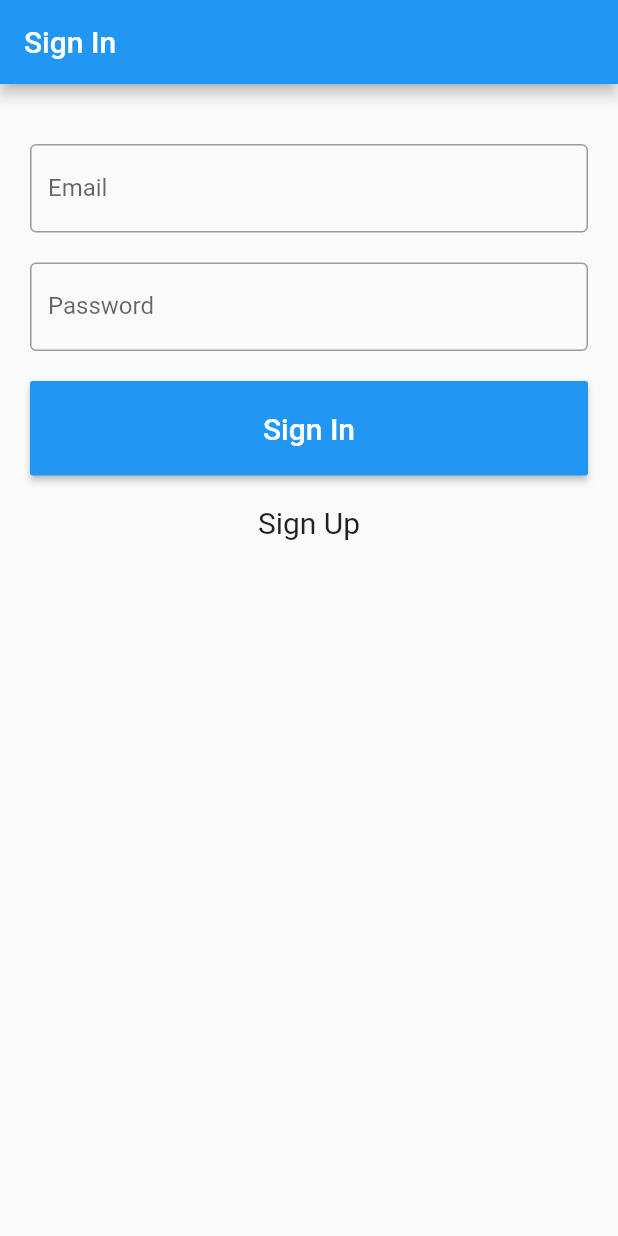
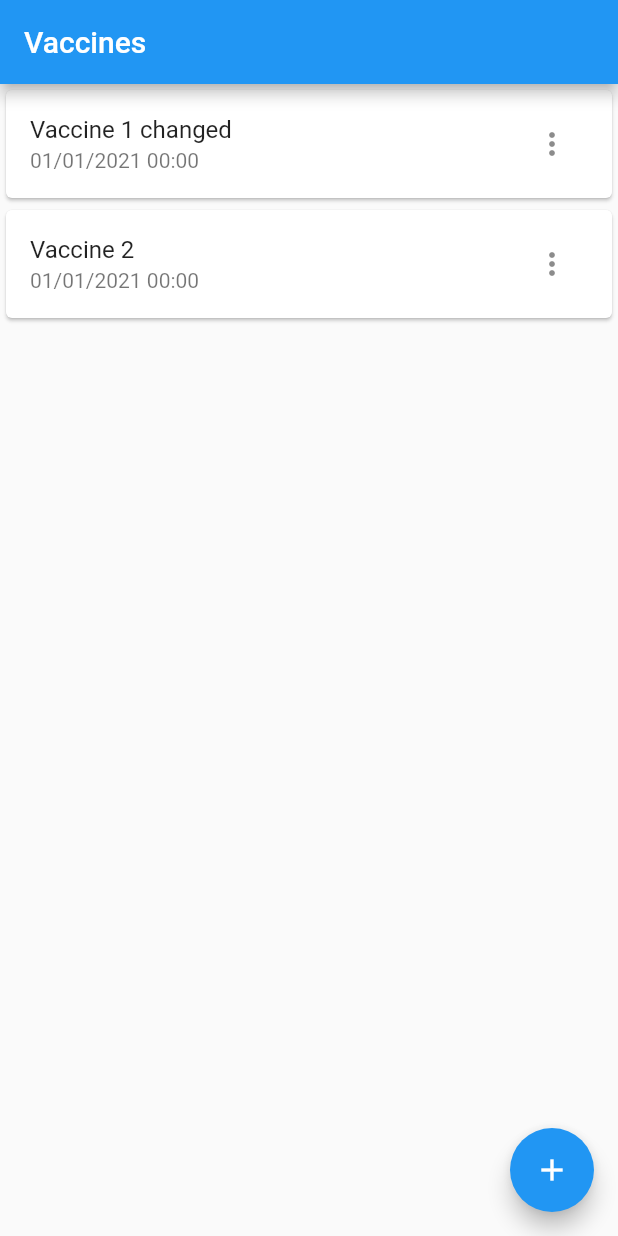
Before and after one commit to NatanaelHZ/vaccinations-booklet-mobile, a Flutter app: the screen it shows after launch, on a phone screen of 412 x 824 dp. Run offline on Flutter 3.47's test engine with Material 2 defaults, Android fonts, the phone set to English and light mode, and no system bars; our stand-ins replace sqflite; accounts and stored records are empty.

Commit message:
#1_vaccines - Listing vaccines from database;

```diff
--- a/lib/components/SignIn.dart
+++ b/lib/components/SignIn.dart
@@ -1,5 +1,6 @@
 import 'package:flutter/material.dart';
 import './SignUp.dart';
+import '../utils/I18n.dart';
 
 class SignInForm extends StatefulWidget {
   @override
@@ -12,37 +13,13 @@ class _SignInFormState extends State<SignInForm> {
 
   String _email = '';
   String _password = '';
-
   String language = 'en';
-  var translations = {
-    "en": {
-      "invalid_field": "Invalid field",
-      "sign_up": "Sign Up",
-      "sign_in": "Sign In",
-      "email": "Email",
-      "password": "Password",
-    },
-    "es": {
-      "invalid_field": "Campo inválido",
-      "sign_up": "Catastrar-se",
-      "sign_in": "Iniciar sesión",
-      "email": "Correo",
-      "password": "Contraseña",
-    },
-    "pt": {
-      "invalid_field": "Campo inválido",
-      "sign_up": "Cadastrar-se",
-      "sign_in": "Logar",
-      "email": "Email",
-      "password": "Senha",
-    },
-  };
 
   @override
   Widget build(BuildContext context) {
     return Scaffold(
       appBar: AppBar(
-        title: Text(translations[language]['sign_in']),
+        title: Text(I18n.translations[language]['sign_in']),
       ),
       body: Form(
       key: _formKey,
@@ -57,10 +34,10 @@ class _SignInFormState extends State<SignInForm> {
     List<Widget> formWidget = [];
 
     String validateEmail(String value) {
-      if (value.isEmpty) return translations[language]['invalid_field'];
+      if (value.isEmpty) return I18n.translations[language]['invalid_field'];
       Pattern pattern = r'^(([^<>()[\]\\.,;:\s@\"]+(\.[^<>()[\]\\.,;:\s@\"]+)*)|(\".+\"))@((\[[0-9]{1,3}\.[0-9]{1,3}\.[0-9]{1,3}\.[0-9]{1,3}\])|(([a-zA-Z\-0-9]+\.)+[a-zA-Z]{2,}))$';
       RegExp regex = new RegExp(pattern);
-      if (!regex.hasMatch(value)) return translations[language]['invalid_field'];
+      if (!regex.hasMatch(value)) return I18n.translations[language]['invalid_field'];
       else return null;
     }
 
@@ -76,7 +53,7 @@ class _SignInFormState extends State<SignInForm> {
     formWidget.add(new TextFormField(
       decoration: InputDecoration(
         border: OutlineInputBorder(),
-        labelText: translations[language]['email'],
+        labelText: I18n.translations[language]['email'],
       ),
       keyboardType: TextInputType.emailAddress,
       validator: validateEmail,
@@ -95,11 +72,11 @@ class _SignInFormState extends State<SignInForm> {
         obscureText: true,
         decoration: InputDecoration(
           border: OutlineInputBorder(),
-          labelText: translations[language]['password']
+          labelText: I18n.translations[language]['password']
         ),
         validator: (value) {
           if (value.isEmpty)
-            return translations[language]['invalid_field'];
+            return I18n.translations[language]['invalid_field'];
           else if (value.length < 8)
             return 'Password should be more than 8 characters';
           else
@@ -113,7 +90,7 @@ class _SignInFormState extends State<SignInForm> {
       padding: EdgeInsets.all(20),
       color: Colors.blue,
       textColor: Colors.white,
-      child: new Text(translations[language]['sign_in'], style: TextStyle(fontSize: 20),),
+      child: new Text(I18n.translations[language]['sign_in'], style: TextStyle(fontSize: 20),),
       onPressed: onPressedSubmit
     ));
 
@@ -127,7 +104,7 @@ class _SignInFormState extends State<SignInForm> {
             MaterialPageRoute(builder: (context) => SignUpForm()),
           );
         },
-        child: Center(child: Text(translations[language]['sign_up'], style: TextStyle(fontSize: 20)))
+        child: Center(child: Text(I18n.translations[language]['sign_up'], style: TextStyle(fontSize: 20)))
       ));
 
     return formWidget;
--- /dev/null
+++ b/lib/components/Vaccines.dart
@@ -0,0 +1,90 @@
+import 'package:flutter/widgets.dart';
+import '../providers/Vaccine.dart';
+import '../models/Vaccine.dart';
+import 'package:flutter/material.dart';
+import '../utils/I18n.dart';
+
+class Vaccines extends StatefulWidget {
+  @override
+  _VaccinesState createState() => new _VaccinesState();
+}
+
+class _VaccinesState extends State<Vaccines> {
+  VaccineDbProvider db = VaccineDbProvider();
+  String language = 'en';
+  List<dynamic> _vaccines = [];
+
+  @override
+  void initState() {
+    this.fetchVaccines();
+    super.initState();
+  }
+
+  void fetchVaccines() async {
+  WidgetsFlutterBinding.ensureInitialized();
+  VaccineDbProvider db = VaccineDbProvider();
+
+  await db.addItem(
+    Vaccine(
+      id: 1,
+      title: 'Vaccine 1',
+      // scheduledAt: new DateTime(2021),
+    )
+  );
+
+  await db.addItem(
+    Vaccine(
+      id: 2,
+      title: 'Vaccine 2',
+      // scheduledAt: new DateTime(2021),
+    )
+  );
+
+  await db.updateVaccine(1, Vaccine(
+    id: 1,
+    title: 'Vaccine 1 changed',
+    // scheduledAt: vaccine.scheduledAt,
+  ));
+  // await db.deleteVaccine(vaccine.id);
+
+  final registers = await db.fetchVaccines();
+  this.setState(() {
+    _vaccines = registers;
+  });
+}
+
+  @override
+  Widget build(BuildContext context) {
+    // print('VACCINES $_vaccines');
+    return Scaffold(
+      appBar: AppBar(
+        title: Text(I18n.translations[language]['vaccines']),
+      ),
+      body: Container(
+        child: ListView.separated(
+          separatorBuilder: (BuildContext context, int index) => SizedBox(height: 0),
+          shrinkWrap: true,
+          itemCount: null == _vaccines ? 0 : _vaccines.length,
+          itemBuilder: (context, index) {
+            return Card(
+              child: ListTile(
+                title: Text(_vaccines[index].title),
+                // subtitle: Text(_vaccines[index].scheduledAt),
+                subtitle: Text('01/01/2021 00:00'),
+                trailing: IconButton(
+                  icon: Icon(Icons.more_vert),
+                  onPressed: (){},
+                ),
+              ),
+            );
+          }
+        )
+      ),
+      floatingActionButton: FloatingActionButton(
+        child: Icon(Icons.add),
+        onPressed: (){},
+      )
+    );
+  }
+
+}
--- a/lib/main.dart
+++ b/lib/main.dart
@@ -1,30 +1,19 @@
 import 'package:flutter/material.dart';
-import 'components/SignIn.dart';
+import 'components/Vaccines.dart';
+// import 'components/SignIn.dart';
 
 void main() => runApp(MyApp());
 
 class MyApp extends StatelessWidget {
   @override
   Widget build(BuildContext context) {
-    String language = 'en';
-    var translations = {
-      "en": {
-        "app_name": "Vaccinations",
-      },
-      "es": {
-        "app_name": "Vacinas",
-      },
-      "pt": {
-        "app_name": "Vacinas",
-      },
-    };
-
     return MaterialApp(
       debugShowCheckedModeBanner: false,
       theme: new ThemeData(
         primarySwatch: Colors.blue,
       ),
-      home: SignInForm(),
+      // home: SignInForm(),
+      home: Vaccines(),
     );
   }
 }
--- /dev/null
+++ b/lib/models/Vaccine.dart
@@ -0,0 +1,19 @@
+class Vaccine {
+  final int id;
+  final String title;
+  // final DateTime scheduledAt;
+
+  Vaccine({
+    this.id,
+    this.title,
+    // this.scheduledAt,
+  });
+
+  Map<String,dynamic> toMap(){
+    return <String,dynamic> {
+      "id": id,
+      "title": title,
+      // "scheduledAt": scheduledAt,
+    };
+  }
+}
--- /dev/null
+++ b/lib/providers/Vaccine.dart
@@ -0,0 +1,69 @@
+import 'package:sqflite/sqflite.dart';
+import 'package:path_provider/path_provider.dart';
+import 'package:path/path.dart';
+import '../models/Vaccine.dart';
+import 'dart:io';
+import 'dart:async';
+
+
+class VaccineDbProvider {
+  Future<Database> init() async {
+    Directory directory = await getApplicationDocumentsDirectory();
+    final path = join(directory.path, "vaccines_development.db");
+    return await openDatabase(
+      path,
+      version: 1,
+      onCreate: (Database db, int version) async {
+        await db.execute("""
+          CREATE TABLE vaccines(
+            id INTEGER PRIMARY KEY AUTOINCREMENT,
+            title TEXT,
+            scheduled_at DATETIME)"""
+        );
+      }
+    );
+  }
+
+  Future<int> addItem(Vaccine item) async{ //returns number of items inserted as an integer
+    final db = await init(); //open database
+    return db.insert("vaccines", item.toMap(), //toMap() function from Vaccine
+      conflictAlgorithm: ConflictAlgorithm.ignore, //ignores conflicts due to duplicate entries
+    );
+  }
+
+  Future<List<Vaccine>> fetchVaccines() async{ //returns the memos as a list (array)
+    final db = await init();
+    final maps = await db.query("vaccines"); //query all the rows in a table as an array of maps
+
+    return List.generate(maps.length, (i) { //create a list of memos
+      return Vaccine(
+        id: maps[i]['id'],
+        title: maps[i]['title'],
+        // scheduledAt: maps[i]['scheduled_at'],
+      );
+    });
+  }
+
+  Future<int> deleteVaccine(int id) async{ //returns number of items deleted
+    final db = await init();
+
+    int result = await db.delete(
+      "vaccines", //table name
+      where: "id = ?",
+      whereArgs: [id] // use whereArgs to avoid SQL injection
+    );
+
+    return result;
+  }
+
+  Future<int> updateVaccine(int id, Vaccine item) async{ // returns the number of rows updated
+    final db = await init();
+    int result = await db.update(
+      "vaccines",
+      item.toMap(),
+      where: "id = ?",
+      whereArgs: [id]
+    );
+    return result;
+ }
+}
--- /dev/null
+++ b/lib/utils/I18n.dart
@@ -0,0 +1,28 @@
+class I18n {
+  static const translations = {
+    "en": {
+      "vaccines": "Vaccines",
+      "sign_up": "Sign Up",
+      "sign_in": "Sign In",
+      "email": "Email",
+      "password": "Password",
+      "invalid_field": "Invalid field",
+    },
+    "es": {
+      "vaccines": "Vaccines",
+      "sign_up": "Catastrar-se",
+      "sign_in": "Iniciar sesión",
+      "email": "Correo",
+      "password": "Contraseña",
+      "invalid_field": "Campo inválido",
+    },
+    "pt": {
+      "vaccines": "Vaccines",
+      "sign_up": "Cadastrar-se",
+      "sign_in": "Logar",
+      "email": "Email",
+      "password": "Senha",
+      "invalid_field": "Campo inválido",
+    },
+  };
+}
--- a/pubspec.yaml
+++ b/pubspec.yaml
@@ -13,6 +13,8 @@ dependencies:
     sdk: flutter
 
   cupertino_icons: ^0.1.3
+  sqflite: ^1.3.0
+  path_provider: ^1.6.7
 
 dev_dependencies:
   flutter_test:
```
Also changed, not shown: lib/components/SignUp.dart (+8 -22 lines), lib/src/app/navigation.dart (deleted), pubspec.lock, 3 other files.
